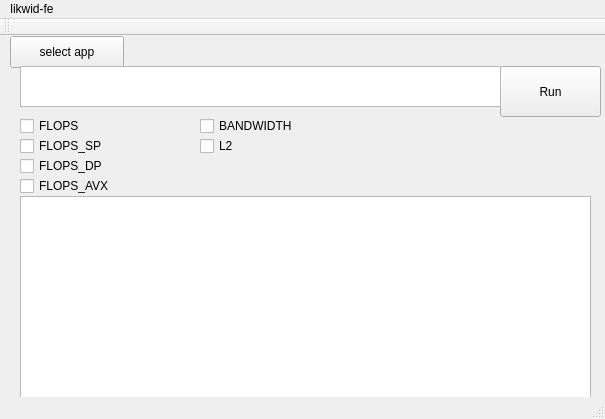
First picture: the form in qt/likwid-fe/mainwindow.ui, repository 3gx/likwid-fe, before the edit.
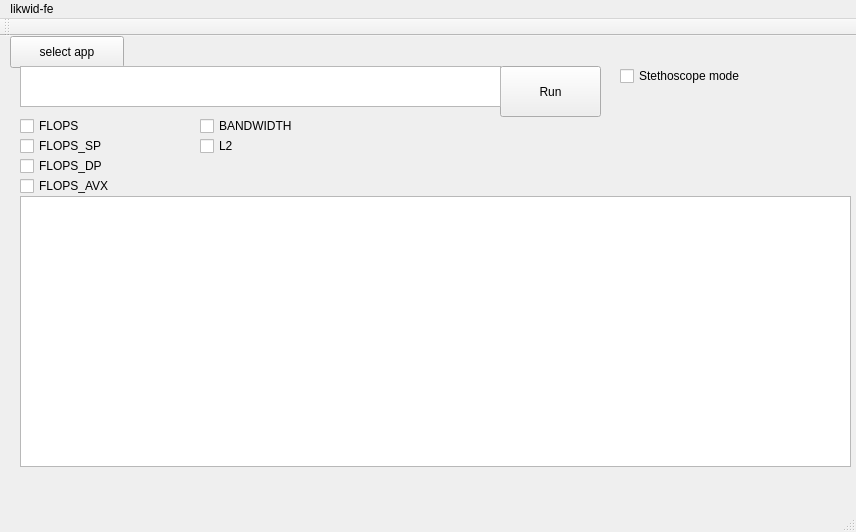
Second picture: the form after the edit.

Commit message: added stethoscope checkbox

The edit to the form file:
```diff
--- a/qt/likwid-fe/mainwindow.ui
+++ b/qt/likwid-fe/mainwindow.ui
@@ -6,8 +6,8 @@
    <rect>
     <x>0</x>
     <y>0</y>
-    <width>605</width>
-    <height>419</height>
+    <width>856</width>
+    <height>532</height>
    </rect>
   </property>
   <property name="windowTitle">
@@ -133,18 +133,31 @@
      <rect>
       <x>20</x>
       <y>160</y>
-      <width>571</width>
-      <height>211</height>
+      <width>831</width>
+      <height>271</height>
      </rect>
     </property>
    </widget>
+   <widget class="QCheckBox" name="stethoscope_checkBox">
+    <property name="geometry">
+     <rect>
+      <x>620</x>
+      <y>30</y>
+      <width>146</width>
+      <height>20</height>
+     </rect>
+    </property>
+    <property name="text">
+     <string>Stethoscope mode</string>
+    </property>
+   </widget>
   </widget>
   <widget class="QMenuBar" name="menuBar">
    <property name="geometry">
     <rect>
      <x>0</x>
      <y>0</y>
-     <width>605</width>
+     <width>856</width>
      <height>22</height>
     </rect>
    </property>
```
Left out of the diff: 2 changed lines with no effect on the pictures. The commit also changes 7 other files.
